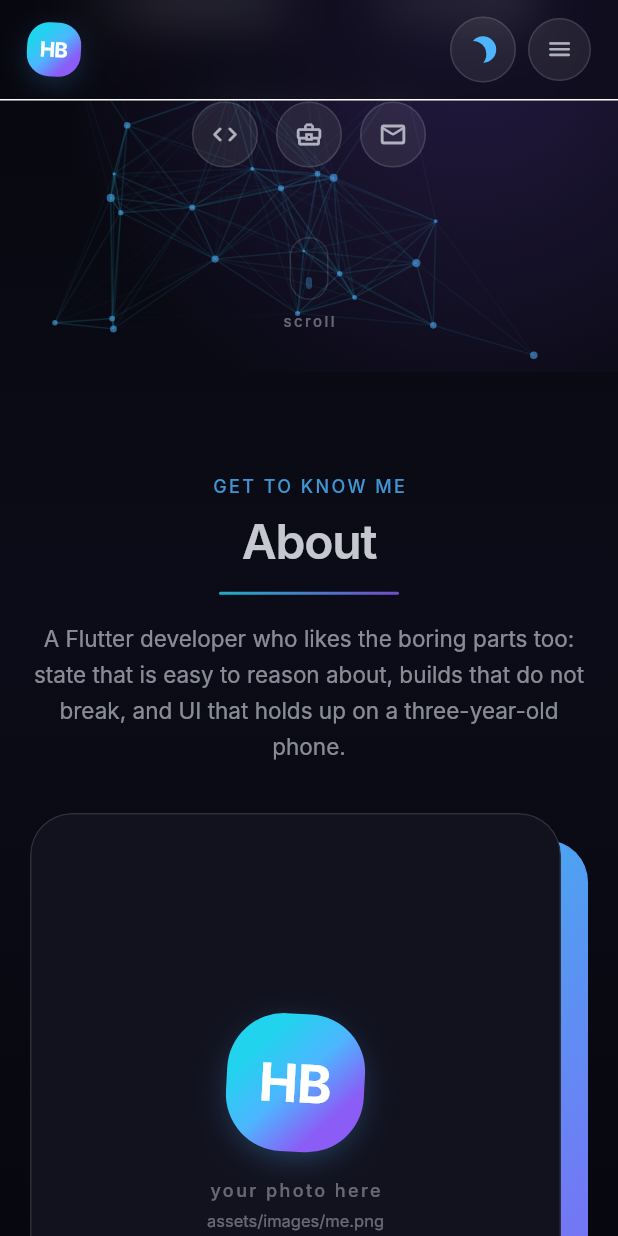
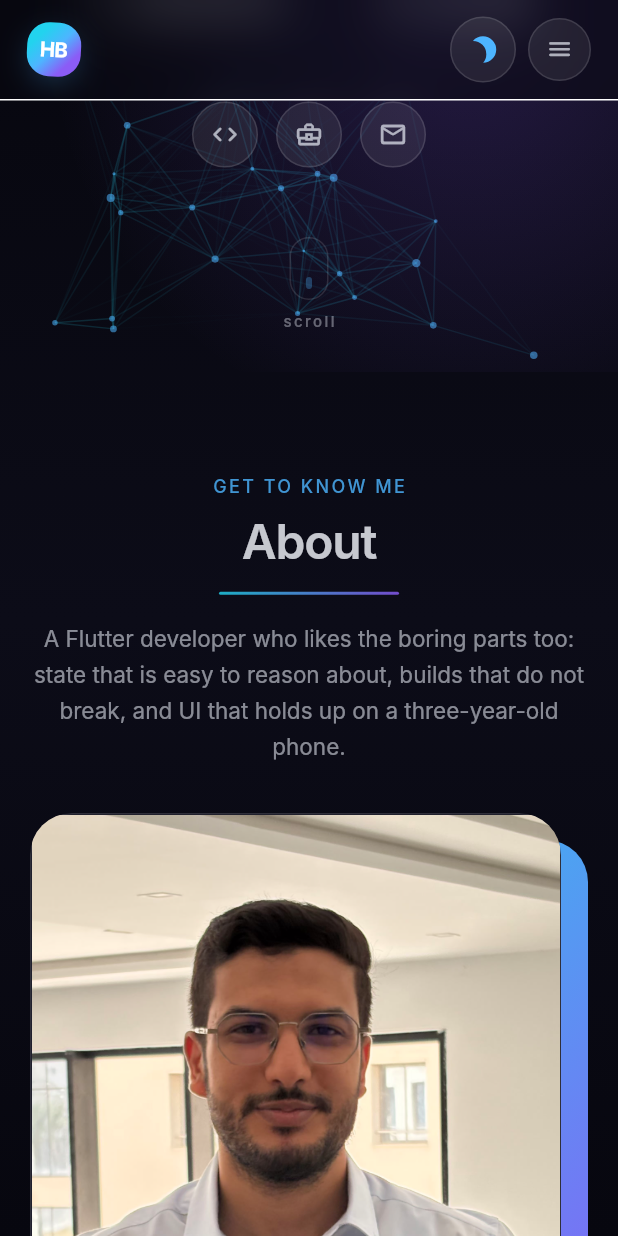
Before and after one commit to henibenamara/henibenamara.github.io, a Flutter app: the screen it shows after launch, scrolled down 576 dp, on a phone screen of 412 x 824 dp. Run offline on Flutter 3.47's test engine with Material 3 defaults, Android fonts, the phone set to English and light mode, and no system bars; missing offline and left inert: dart:js_interop; Roboto replaces fonts that are missing (Inter, Space Grotesk).

Commit message:
Show the About photo from assets/images/me.png
Co-Authored-By: Claude Sonnet 5 <noreply@anthropic.com>

```diff
--- a/flutter_portfolio/lib/sections/about.dart
+++ b/flutter_portfolio/lib/sections/about.dart
@@ -91,11 +91,34 @@ class _Portrait extends StatelessWidget {
                     border: Border.all(color: c.border),
                     borderRadius: BorderRadius.circular(28),
                   ),
-                  // Swap this Center for:
-                  //   Image.asset('assets/images/me.png', fit: BoxFit.cover)
-                  // once you drop a photo in assets/images (and enable the
-                  // assets block in pubspec.yaml).
-                  child: Center(
+                  child: Image.asset(
+                    'assets/images/me.png',
+                    fit: BoxFit.cover,
+                    alignment: Alignment.topCenter,
+                    // The source photo is 3020px square; decode it smaller.
+                    cacheWidth: 1000,
+                    errorBuilder:
+                        (BuildContext context, Object error, StackTrace? s) =>
+                            const _PhotoPlaceholder(),
+                  ),
+                ),
+              ),
+            ),
+          ),
+        ],
+      ),
+    );
+  }
+}
+
+/// Shown until a photo exists at assets/images/me.png.
+class _PhotoPlaceholder extends StatelessWidget {
+  const _PhotoPlaceholder();
+
+  @override
+  Widget build(BuildContext context) {
+    final AppColors c = context.c;
+    return Center(
       child: Column(
         mainAxisSize: MainAxisSize.min,
         children: <Widget>[
@@ -115,13 +138,6 @@ class _Portrait extends StatelessWidget {
                 .textTheme
                 .bodySmall
                 ?.copyWith(color: c.faint, fontSize: 11),
-                        ),
-                      ],
-                    ),
-                  ),
-                ),
-              ),
-            ),
           ),
         ],
       ),
--- a/flutter_portfolio/pubspec.yaml
+++ b/flutter_portfolio/pubspec.yaml
@@ -14,9 +14,8 @@ flutter:
   uses-material-design: true
 
   # Images / CV live here. Drop your files in and uncomment.
-  # assets:
-  #   - assets/images/
-  #   - assets/docs/
+  assets:
+    - assets/images/me.png
 
   # OPTIONAL: bundle real fonts instead of relying on the CDN <link> in web/index.html.
   # Download Space Grotesk + Inter (ttf) into assets/fonts/ then uncomment:
```
Lines whose indentation alone changed are shown as unchanged.
